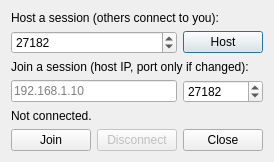
Above: src/platform/qt/LANConnector.ui from NetoTTT/GGA before the change. Below: the same form after it.
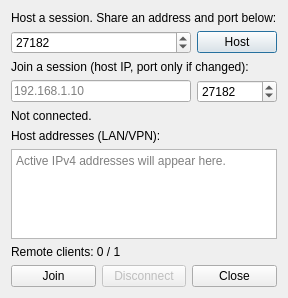
That is the form after the change. Icons and pictures are not drawn.

What changed in the file:
```diff
--- a/src/platform/qt/LANConnector.ui
+++ b/src/platform/qt/LANConnector.ui
@@ -6,8 +6,8 @@
    <rect>
     <x>0</x>
     <y>0</y>
-    <width>340</width>
-    <height>190</height>
+    <width>430</width>
+    <height>330</height>
    </rect>
   </property>
   <property name="windowTitle">
@@ -20,7 +20,7 @@
    <item row="0" column="0" colspan="2">
     <widget class="QLabel" name="hostLabel">
      <property name="text">
-      <string>Host a session (others connect to you):</string>
+    <string>Host a session. Share an address and port below:</string>
      </property>
     </widget>
    </item>
@@ -81,7 +81,46 @@
      </property>
     </widget>
    </item>
-   <item row="5" column="0" colspan="2">
+    <item row="5" column="0" colspan="2">
+     <widget class="QLabel" name="addressesLabel">
+      <property name="text">
+        <string>Host addresses (LAN/VPN):</string>
+      </property>
+     </widget>
+    </item>
+    <item row="6" column="0" colspan="2">
+     <widget class="QPlainTextEdit" name="hostAddresses">
+      <property name="minimumSize">
+        <size>
+         <width>0</width>
+         <height>72</height>
+        </size>
+      </property>
+      <property name="maximumSize">
+        <size>
+         <width>16777215</width>
+         <height>90</height>
+        </size>
+      </property>
+      <property name="readOnly">
+        <bool>true</bool>
+      </property>
+      <property name="lineWrapMode">
+        <enum>QPlainTextEdit::NoWrap</enum>
+      </property>
+      <property name="placeholderText">
+        <string>Active IPv4 addresses will appear here.</string>
+      </property>
+     </widget>
+    </item>
+    <item row="7" column="0" colspan="2">
+     <widget class="QLabel" name="clientCount">
+      <property name="text">
+        <string>Remote clients: 0 / 1</string>
+      </property>
+     </widget>
+    </item>
+    <item row="8" column="0" colspan="2">
     <layout class="QHBoxLayout" name="horizontalLayout">
      <item>
       <widget class="QPushButton" name="join">
```
